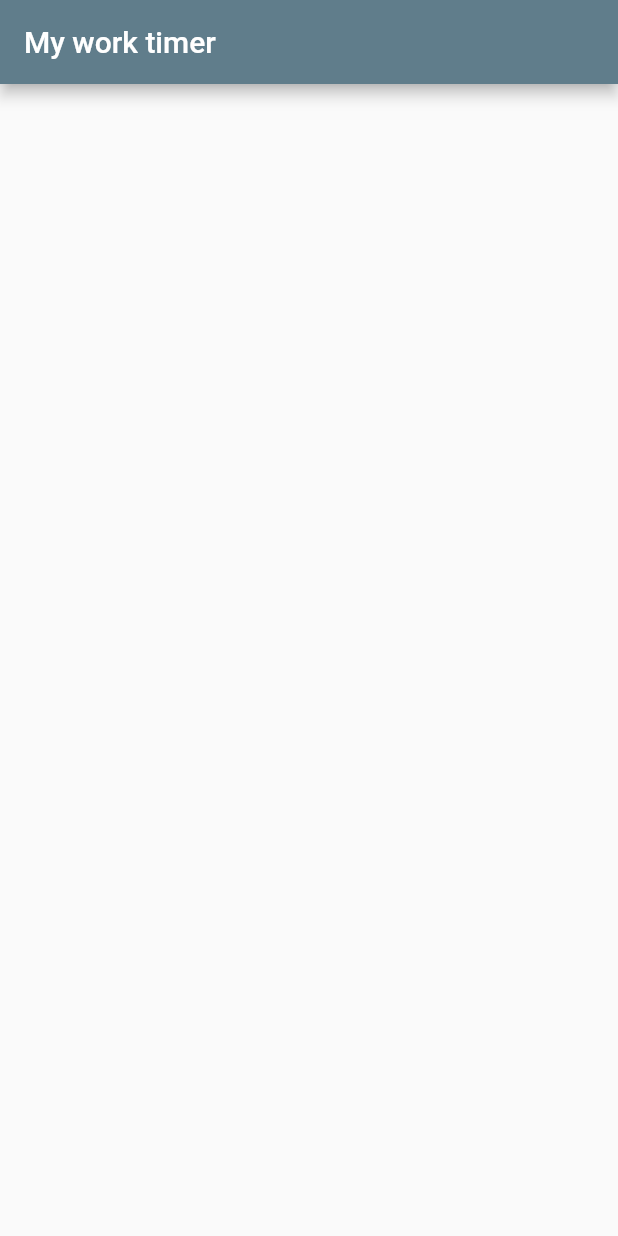
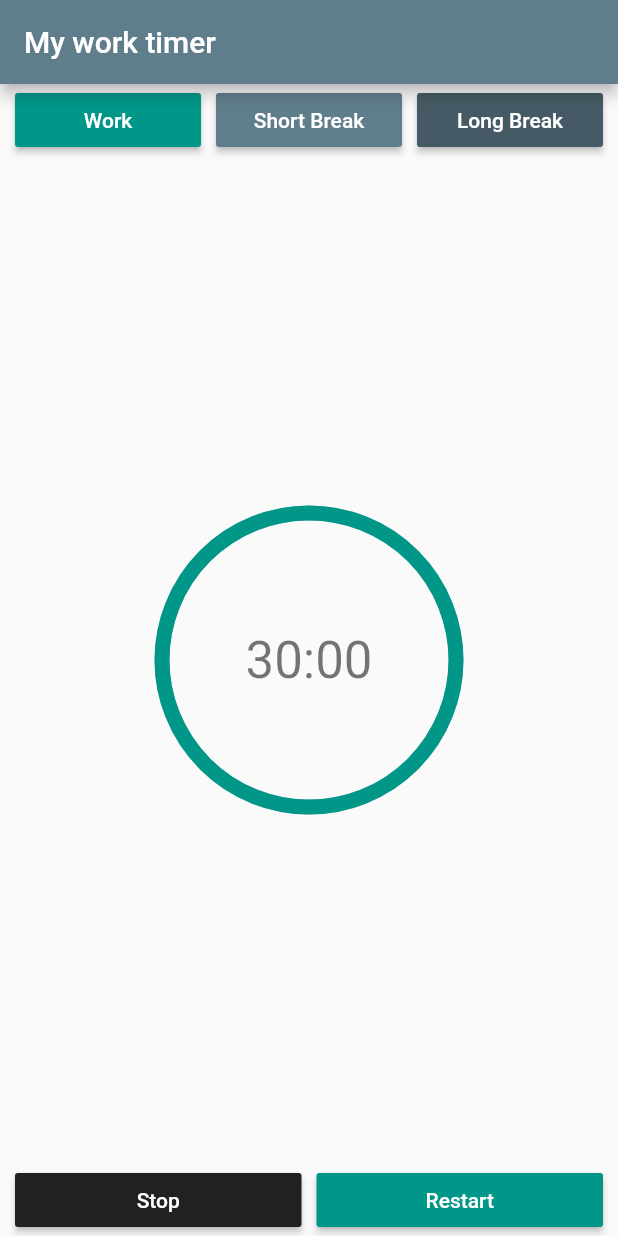
Before and after one commit to Flash2104/Flutter_learn, a Flutter app: the screen it shows after launch, on a phone screen of 412 x 824 dp. Run offline on Flutter 3.47's test engine with Material 2 defaults, Android fonts, the phone set to English and light mode, and no system bars; drawn by our look-alikes of percent_indicator.

Commit message:
productivity

```diff
--- a/productivity_timer/lib/main.dart
+++ b/productivity_timer/lib/main.dart
@@ -1,6 +1,11 @@
 import 'package:flutter/material.dart';
+import 'package:productivity_timer/widgets.dart';
+import 'package:percent_indicator/percent_indicator.dart';
+
 void main() => runApp(MyApp());
+
 class MyApp extends StatelessWidget {
+
   @override
   Widget build(BuildContext context) {
     return MaterialApp(
@@ -8,20 +13,69 @@ class MyApp extends StatelessWidget {
         theme: ThemeData(
           primarySwatch: Colors.blueGrey,
         ),
-      home: TimerHomePage()
-    );}
+        home: TimerHomePage());
+  }
 }
 
 class TimerHomePage extends StatelessWidget {
+  final double _defaultPadding = 5.0;
+
   @override
   Widget build(BuildContext context) {
     return Scaffold(
         appBar: AppBar(
           title: Text('My work timer'),
         ),
-      body: Center(
-        child: Column(),
+        body: LayoutBuilder(
+          builder: (BuildContext context, BoxConstraints constraints) {
+            final double availableWidth = constraints.maxWidth;
+            return Column(
+              children: [
+                Row(
+                  children: [
+                    Padding(padding: EdgeInsets.all(_defaultPadding)),
+                    Expanded(
+                      child: ProductivityButton(color: Color(0xff009688), text: 'Work', onPressed: emptyMethod),
                     ),
+                    Padding(padding: EdgeInsets.all(_defaultPadding),),
+                    Expanded(child: ProductivityButton(color: Color(0xff607D8B),
+                        text: "Short Break", onPressed: emptyMethod)),
+                    Padding(padding: EdgeInsets.all(_defaultPadding),),
+                    Expanded(child: ProductivityButton(color: Color(0xff455A64),
+                        text: "Long Break", onPressed: emptyMethod)),
+                    Padding(padding: EdgeInsets.all(_defaultPadding),)
+                  ],
+                ),
+                Expanded(
+                    child: CircularPercentIndicator(
+                      radius: availableWidth/2,
+                      lineWidth: 10.0,
+                      percent: 1,
+                      center: Text(
+                        "30:00",
+                        style: Theme.of(context).textTheme.headline4,
+                      ),
+                      progressColor: Color(0xff009688),
+                    )
+                ),
+                Row(
+                  children: [
+                    Padding(padding: EdgeInsets.all(_defaultPadding)),
+                    Expanded(
+                      child: ProductivityButton(color: Color(0xff212121), text: 'Stop', onPressed: emptyMethod),
+                    ),
+                    Padding(padding: EdgeInsets.all(_defaultPadding),),
+                    Expanded(child: ProductivityButton(color: Color(0xff009688),
+                        text: 'Restart', onPressed: emptyMethod)),
+                    Padding(padding: EdgeInsets.all(_defaultPadding),),
+                  ],
+                )
+              ],
+            );
+          },
+        )
     );
   }
+
+  void emptyMethod() {}
 }
--- a/productivity_timer/lib/widgets.dart
+++ b/productivity_timer/lib/widgets.dart
@@ -11,7 +11,7 @@ class ProductivityButton extends StatelessWidget {
     @required this.text,
     @required this.onPressed,
     @required this.size
-  })
+  });
 
   @override
   Widget build(BuildContext context) {
@@ -20,6 +20,6 @@ class ProductivityButton extends StatelessWidget {
       color: this.color,
       onPressed: this.onPressed,
       minWidth: this.size,
-    )
+    );
   }
 }
--- a/productivity_timer/pubspec.yaml
+++ b/productivity_timer/pubspec.yaml
@@ -23,7 +23,7 @@ environment:
 dependencies:
   flutter:
     sdk: flutter
-
+  percent_indicator: ^2.1.7+2
 
   # The following adds the Cupertino Icons font to your application.
   # Use with the CupertinoIcons class for iOS style icons.
```
Also changed, not shown: productivity_timer/pubspec.lock. Lines whose indentation alone changed are shown as unchanged.
